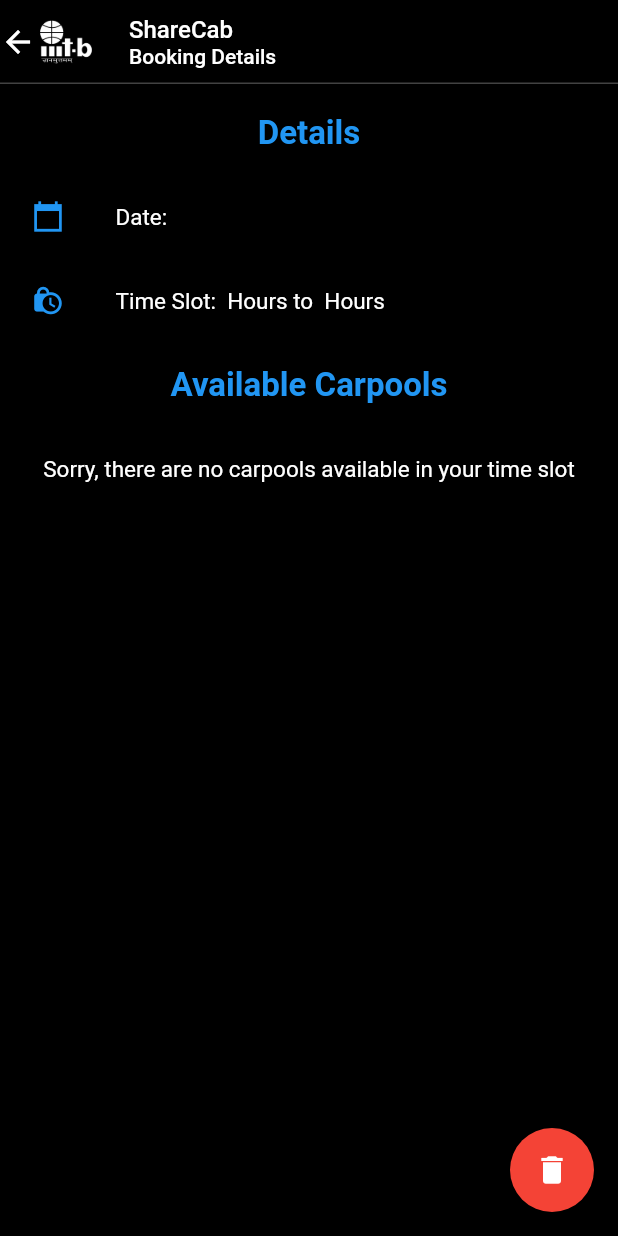
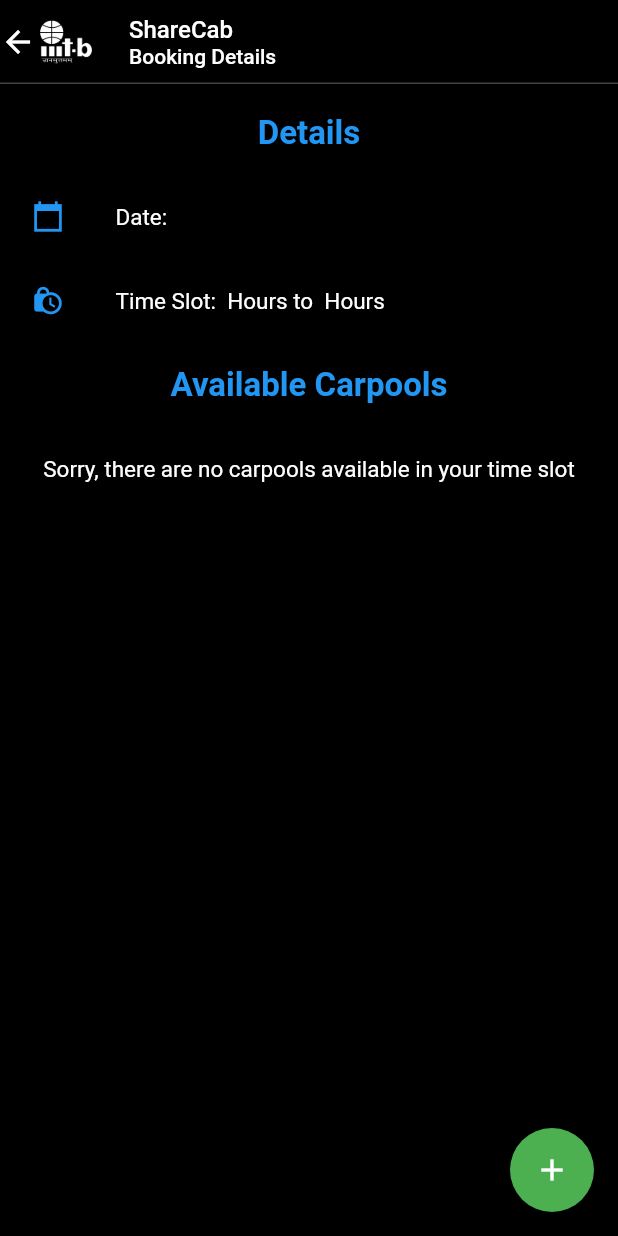
Before and after one commit to ishaanj0412/Carpool, a Flutter app: the AddBooking screen opened directly with empty values, on a phone screen of 412 x 824 dp. Run offline on Flutter 3.47's test engine with Material 2 defaults, Android fonts, the phone set to English and light mode, and no system bars; our stand-ins replace cloud_firestore, firebase_core, firebase_database, string_validator; missing offline and left inert: email_auth, interval_tree; accounts and stored records are empty; Roboto replaces fonts that are missing (Helvetica).

Commit message:
commit 8:32PM

```diff
--- a/lib/addbooking.dart
+++ b/lib/addbooking.dart
@@ -6,8 +6,8 @@ import 'LoginForm.dart';
 class AddBooking extends StatefulWidget {
   late List<Widget> widgetlist;
 
-  AddBooking(this.date, this.starttime, this.endtime,
-      {Key? key, BookingRecord? br})
+  AddBooking(this.date, this.starttime, this.endtime, this.curIntervalIndex, BookingRecord? this.br,
+      {Key? key})
       : super(key: key) {
     brs = LoginForm.u.getBookingMatching(br!);
     widgetlist = [
@@ -70,6 +70,8 @@ class AddBooking extends StatefulWidget {
   final String starttime;
   final String endtime;
   late Future<List<BookingRecord>> brs;
+  int curIntervalIndex;
+  BookingRecord? br;
 
   @override
   State<AddBooking> createState() => _AddBookingState();
@@ -146,12 +148,12 @@ class _AddBookingState extends State<AddBooking> {
                   ),
                   title: const Center(
                     child: Text(
-                      'Cancel Booking',
+                      'New Booking',
                       style: TextStyle(color: Colors.white, fontSize: 18),
                     ),
                   ), // To display the title it is optional
                   content: const Text(
-                    'Are you sure you want to cancel the booking?',
+                    'Are you sure you want to book the slot?',
                     style: TextStyle(color: Colors.white),
                   ), // Message which will be pop up on the screen
                   // Action widget which will provide the user to acknowledge the choice
@@ -166,7 +168,7 @@ class _AddBookingState extends State<AddBooking> {
                       }, // function used to perform after pressing the button
                       child: const Text(
                         'YES',
-                        style: TextStyle(color: Colors.red),
+                        style: TextStyle(color: Colors.green),
                       ),
                     ),
                     TextButton(
@@ -175,7 +177,7 @@ class _AddBookingState extends State<AddBooking> {
                       },
                       child: const Text(
                         'NO',
-                        style: TextStyle(color: Colors.green),
+                        style: TextStyle(color: Colors.red),
                       ),
                     ),
                   ],
@@ -183,9 +185,9 @@ class _AddBookingState extends State<AddBooking> {
               ),
             );
           },
-          backgroundColor: Colors.red,
+          backgroundColor: Colors.green,
           child: const Icon(
-            Icons.delete,
+            Icons.add,
             color: Colors.white,
           )),
       body: FutureBuilder<bool>(
@@ -207,14 +209,7 @@ class _AddBookingState extends State<AddBooking> {
               );
             }
           }),
-      // body: Scrollbar(
-      //   child: ListView(
-      //     scrollDirection: Axis.vertical,
-      //     shrinkWrap: true,
-      //     padding: EdgeInsets.all(5),
-      //     children: widget.widgetlist,
-      //   ),
-      // ),
+
     );
   }
 
```
Also changed, not shown: lib/newbooking.dart (+24 -1 lines).
